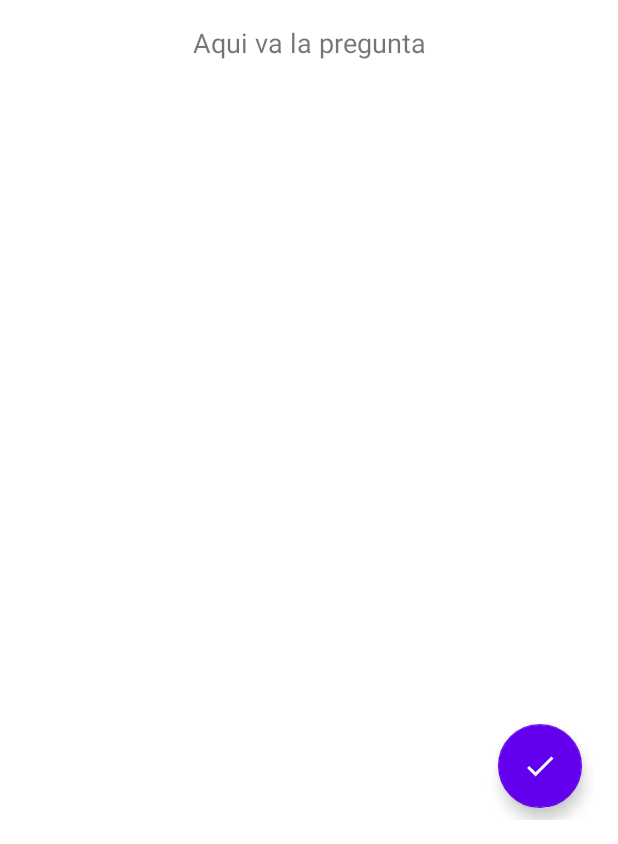
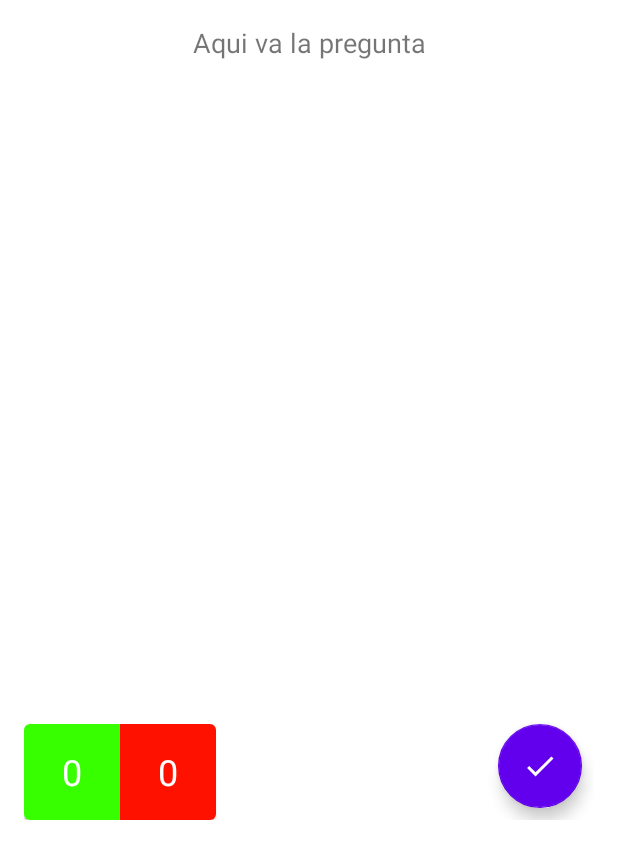
Before and after one commit to dmariaa/practicaandroid, an Android app: the layout activity_trivia.xml on its own in the app's theme, with its tools: preview values and no code run, on a phone screen of 412 x 824 dp, the part 392-1236 px from its top. Run offline under Robolectric (Android 15) with nearby library versions, the phone set to English and light mode, and no system bars.

Commit message:
Some bugs solved

```diff
--- a/app/src/main/java/es/dmariaa/practica1/data/model/ResultQuestions.java
+++ b/app/src/main/java/es/dmariaa/practica1/data/model/ResultQuestions.java
@@ -1,9 +1,10 @@
 package es.dmariaa.practica1.data.model;
 
 
+import java.io.Serializable;
 import java.sql.Date;
 
-public class ResultQuestions {
+public class ResultQuestions implements Serializable {
     private int id;
     private int resultsId;
     private int questionId;
--- a/app/src/main/java/es/dmariaa/practica1/data/model/UserProfile.java
+++ b/app/src/main/java/es/dmariaa/practica1/data/model/UserProfile.java
@@ -39,6 +39,10 @@ public class UserProfile {
         this.birthDate = birthDate;
         this.photo = photo;
         results = new ArrayList<Result>();
+    }
+
+    public void addResult(Result result) {
+        results.add(result);
     }
 
     public List<Result> getResults() {
--- a/app/src/main/java/es/dmariaa/practica1/ui/questions/QuestionsViewModelFactory.java
+++ b/app/src/main/java/es/dmariaa/practica1/ui/questions/QuestionsViewModelFactory.java
@@ -7,6 +7,7 @@ import androidx.lifecycle.ViewModel;
 import androidx.lifecycle.ViewModelProvider;
 
 import es.dmariaa.practica1.data.QuestionsRepository;
+import es.dmariaa.practica1.data.UsersProfileRepository;
 
 public class QuestionsViewModelFactory implements ViewModelProvider.Factory {
     Context context;
@@ -19,7 +20,10 @@ public class QuestionsViewModelFactory implements ViewModelProvider.Factory {
     @Override
     public <T extends ViewModel> T create(@NonNull Class<T> modelClass) {
         if(modelClass.isAssignableFrom(QuestionsViewModel.class)) {
-            return (T) new QuestionsViewModel(QuestionsRepository.getInstance(this.context));
+            return (T) new QuestionsViewModel(
+                    QuestionsRepository.getInstance(this.context),
+                    UsersProfileRepository.getInstance(this.context)
+            );
         } else {
             throw new IllegalArgumentException("Unknown ViewModel class");
         }
--- a/app/src/main/res/layout/activity_trivia.xml
+++ b/app/src/main/res/layout/activity_trivia.xml
@@ -23,7 +23,7 @@
             android:layout_height="match_parent"
             android:adjustViewBounds="true"
             android:scaleType="fitCenter"
-            android:src="@drawable/ic_launcher_background"
+            app:srcCompat="@drawable/ic_launcher_background"
             app:layout_constraintEnd_toEndOf="parent"
             app:layout_constraintHorizontal_bias="0.50"
             app:layout_constraintStart_toStartOf="parent"
@@ -67,6 +67,42 @@
             android:padding="24dp">
         </FrameLayout>
 
+        <com.google.android.material.card.MaterialCardView
+            android:layout_gravity="bottom|left"
+            android:padding="16dp"
+            android:layout_width="wrap_content"
+            android:layout_height="wrap_content">
+            <LinearLayout
+                android:orientation="horizontal"
+                android:layout_width="wrap_content"
+                android:layout_height="wrap_content">
+
+                <TextView
+                    android:id="@+id/right_answers"
+                    android:layout_width="wrap_content"
+                    android:layout_height="wrap_content"
+                    android:width="64dp"
+                    android:height="64dp"
+                    android:background="@color/color_right"
+                    android:gravity="center"
+                    android:text="0"
+                    android:textColor="@color/white"
+                    android:textSize="24sp" />
+
+                <TextView
+                    android:id="@+id/wrong_answers"
+                    android:layout_width="wrap_content"
+                    android:layout_height="wrap_content"
+                    android:width="64dp"
+                    android:height="64dp"
+                    android:background="@color/color_wrong1"
+                    android:textColor="@color/white"
+                    android:text="0"
+                    android:gravity="center"
+                    android:textSize="24sp" />
+            </LinearLayout>
+        </com.google.android.material.card.MaterialCardView>
+
         <com.google.android.material.floatingactionbutton.FloatingActionButton
             android:id="@+id/confirmButton"
             android:layout_width="wrap_content"
--- a/app/src/main/res/values/colors.xml
+++ b/app/src/main/res/values/colors.xml
@@ -15,4 +15,6 @@
     <color name="mtrl_list_item_tint">#000000</color>
     <color name="white">#FFFFFF</color>
     <color name="transparent">#00FFFFFF</color>
+    <color name="color_right">#37FF00</color>
+    <color name="color_wrong1">#FF1100</color>
 </resources>
--- a/app/src/main/res/values/strings.xml
+++ b/app/src/main/res/values/strings.xml
@@ -28,7 +28,7 @@
     ]]></string>
     <string name="introduce_tus_datos">Introduce tus datos</string>
     <string name="userdata_title">Datos del jugador</string>
-    <string name="trivia_title">Trivia (pregunta %1d)</string>
+    <string name="trivia_title">Trivia (pregunta %1d/%1d)</string>
     <string name="trivia_end_title">Fin de la partida</string>
     <string name="aqui_tienes_tu_progreso">Aqui tienes tu progreso</string>
     <string name="volver_a_jugar">Volver a jugar</string>
```
Also changed, not shown: app/src/main/java/es/dmariaa/practica1/TriviaEndActivity.java (+9 -7 lines), app/src/main/java/es/dmariaa/practica1/data/UsersProfileRepository.java (+16 -0 lines), app/src/main/java/es/dmariaa/practica1/data/db/DbManager.java (+73 -0 lines), app/src/main/java/es/dmariaa/practica1/data/model/Result.java (+6 -1 lines), app/src/main/java/es/dmariaa/practica1/ui/questions/QuestionsViewModel.java (+36 -1 lines), app/src/main/java/es/dmariaa/practica1/ui/questions/TriviaActivity.java (+64 -10 lines).
